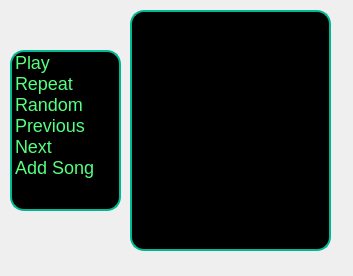
Qt form widget.ui (dwvwdv/Peaceful) before a commit.
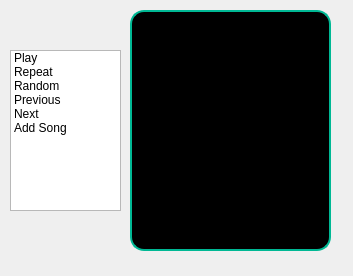
The same form after that commit.

Commit message: QSS載入設定完成、窗口透明化處理、icon增加

```diff
--- a/widget.ui
+++ b/widget.ui
@@ -47,15 +47,7 @@
     </rect>
    </property>
    <property name="styleSheet">
-    <string notr="true">border-style:outset;
-	border-width:3px;
-
-	color:rgb(85, 255, 127);
-	border-radius: 14px;
-	font: &quot;Arial&quot;;
-	font-size: 18px;
-	border: 2px solid #00b894;
-	background-color: #000000;</string>
+    <string notr="true"/>
    </property>
    <item>
     <property name="text">
```
The commit also changes 6 other files.
